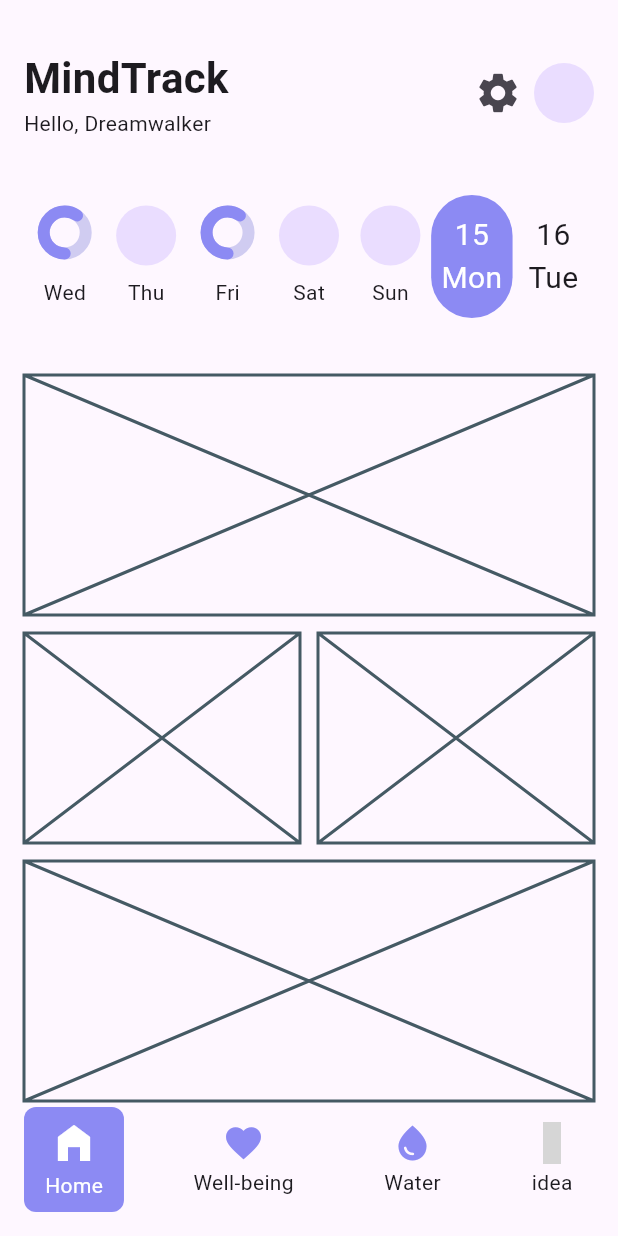
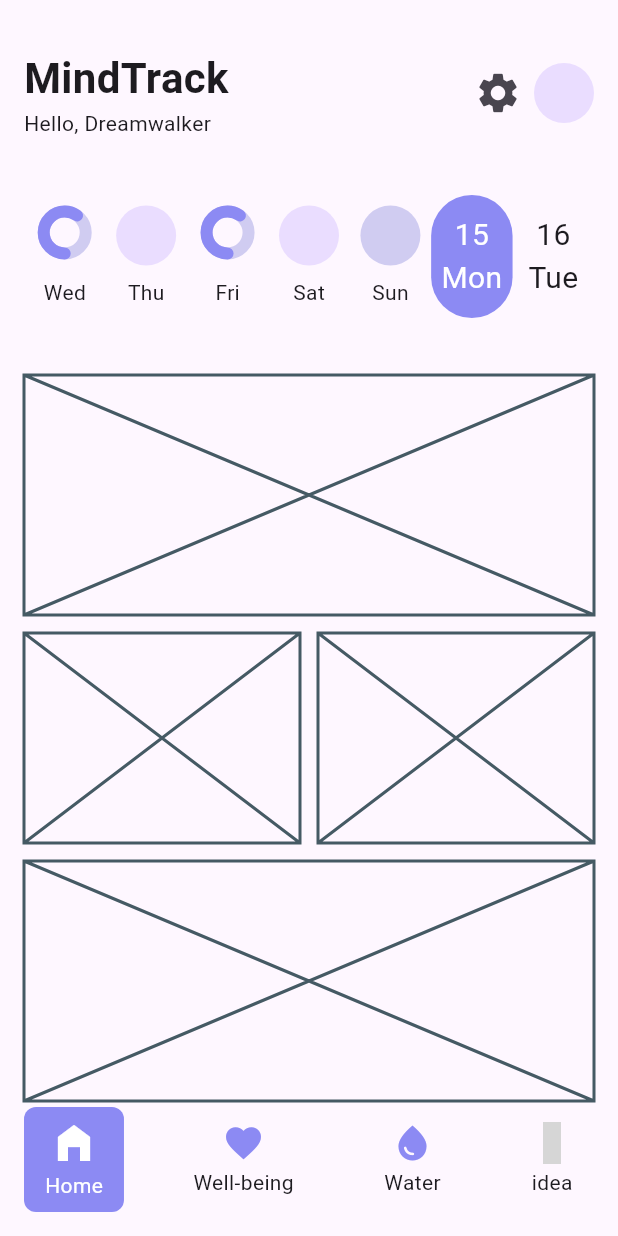
Before and after one commit to JAICHANGPARK/flutter_notebook_chapter_43, a Flutter app: the HabitJournalMainScreen screen opened directly, on a phone screen of 412 x 824 dp. Run offline on Flutter 3.47's test engine with Material 3 defaults, Android fonts, the phone set to English and light mode, and no system bars; drawn by our look-alikes of percent_indicator; our stand-ins replace gap, hugeicons; grey boxes are pictures that could not be loaded.

Commit message:
Update habit_journal_home_screen.dart

```diff
--- a/lib/ep2173_habit_journal_app/ui/home/habit_journal_home_screen.dart
+++ b/lib/ep2173_habit_journal_app/ui/home/habit_journal_home_screen.dart
@@ -156,6 +156,7 @@ class _HabitJournalHomeScreenState extends State<HabitJournalHomeScreen> {
                           // ),
                           CircleAvatar(
                             radius: 20,
+                            backgroundColor: Color.fromRGBO(208, 204, 241, 1),
                           ),
                           Gap(8),
                           Text(
```
